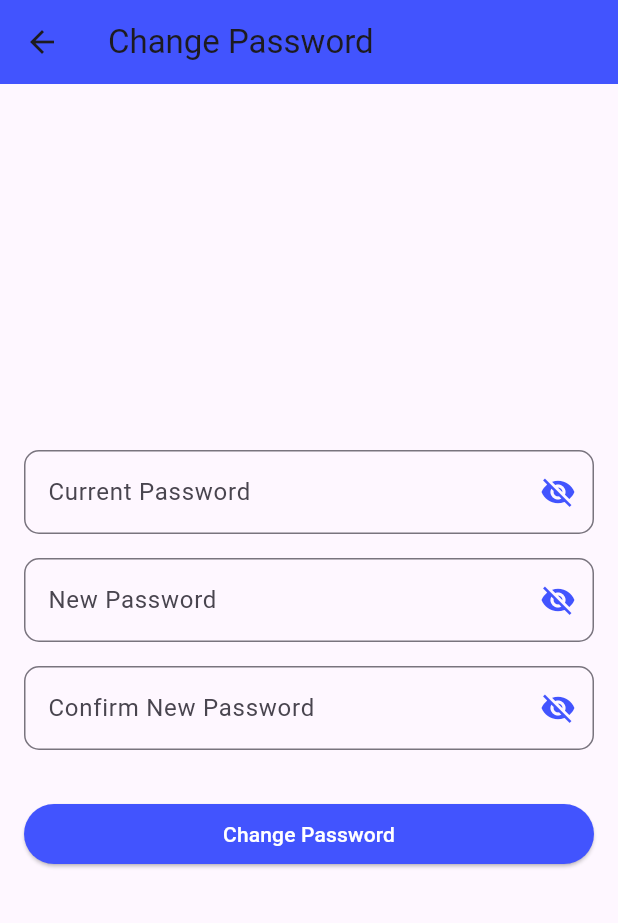
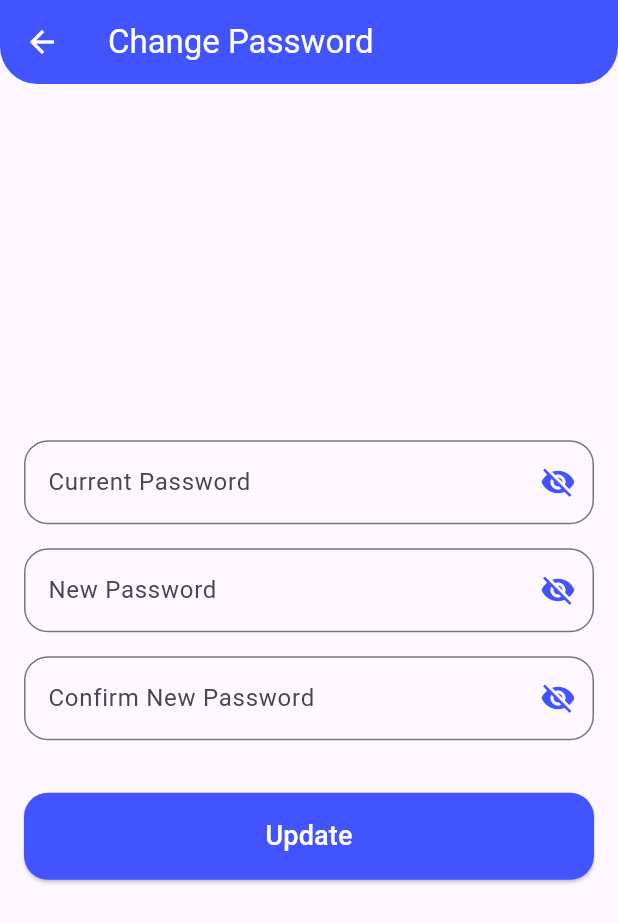
Before and after one commit to kuten2011/Learn-English-with-card, a Flutter app: the settingScreen screen opened directly, after a tap on "Change Password", on a phone screen of 412 x 824 dp. Shown: the top 923 px of the screen. Run offline on Flutter 3.47's test engine with Material 3 defaults, Android fonts, the phone set to English and light mode, and no system bars; our stand-ins replace cloud_firestore, dropdown_button2, firebase_auth, firebase_core, flutter_tts; accounts and stored records are empty; network calls fail.

Commit message:
settinginterf

```diff
--- a/lib/ui/auth_ui/changePasswordScreen.dart
+++ b/lib/ui/auth_ui/changePasswordScreen.dart
@@ -22,6 +22,13 @@ class _ChangePasswordScreenState extends State<ChangePasswordScreen> {
       appBar: AppBar(
         title: Text('Change Password'),
         backgroundColor: Color(0xFF4254FE),
+        foregroundColor: Colors.white,
+        shape: const RoundedRectangleBorder(
+          borderRadius: BorderRadius.only(
+            bottomLeft: Radius.circular(25),
+            bottomRight: Radius.circular(25),
+          ),
+        ),
       ),
       body: Padding(
         padding: const EdgeInsets.all(16.0),
@@ -35,11 +42,13 @@ class _ChangePasswordScreenState extends State<ChangePasswordScreen> {
               decoration: InputDecoration(
                 labelText: 'Current Password',
                 border: OutlineInputBorder(
-                  borderRadius: BorderRadius.circular(10.0),
+                  borderRadius: BorderRadius.circular(16.0),
                 ),
                 suffixIcon: IconButton(
                   icon: Icon(
-                    _currentPasswordVisible ? Icons.visibility : Icons.visibility_off,
+                    _currentPasswordVisible
+                        ? Icons.visibility
+                        : Icons.visibility_off,
                     color: Color(0xFF4254FE),
                   ),
                   onPressed: () {
@@ -57,11 +66,13 @@ class _ChangePasswordScreenState extends State<ChangePasswordScreen> {
               decoration: InputDecoration(
                 labelText: 'New Password',
                 border: OutlineInputBorder(
-                  borderRadius: BorderRadius.circular(10.0),
+                  borderRadius: BorderRadius.circular(16.0),
                 ),
                 suffixIcon: IconButton(
                   icon: Icon(
-                    _newPasswordVisible ? Icons.visibility : Icons.visibility_off,
+                    _newPasswordVisible
+                        ? Icons.visibility
+                        : Icons.visibility_off,
                     color: Color(0xFF4254FE),
                   ),
                   onPressed: () {
@@ -79,11 +90,13 @@ class _ChangePasswordScreenState extends State<ChangePasswordScreen> {
               decoration: InputDecoration(
                 labelText: 'Confirm New Password',
                 border: OutlineInputBorder(
-                  borderRadius: BorderRadius.circular(10.0),
+                  borderRadius: BorderRadius.circular(16.0),
                 ),
                 suffixIcon: IconButton(
                   icon: Icon(
-                    _confirmPasswordVisible ? Icons.visibility : Icons.visibility_off,
+                    _confirmPasswordVisible
+                        ? Icons.visibility
+                        : Icons.visibility_off,
                     color: Color(0xFF4254FE),
                   ),
                   onPressed: () {
@@ -94,18 +107,24 @@ class _ChangePasswordScreenState extends State<ChangePasswordScreen> {
                 ),
               ),
             ),
-            SizedBox(height: 32),
+            SizedBox(height: 35),
             ElevatedButton(
               onPressed: () {
                 changePassword();
               },
               style: ElevatedButton.styleFrom(
                 backgroundColor: Color(0xFF4254FE),
+                shape: RoundedRectangleBorder(
+                  borderRadius: BorderRadius.circular(16),
+                ),
+                padding:
+                    const EdgeInsets.symmetric(vertical: 16, horizontal: 32),
               ),
               child: Text(
-                'Change Password',
+                'Update',
                 style: TextStyle(
                   color: Colors.white,
+                  fontSize: 18,
                 ),
               ),
             ),
@@ -139,7 +158,8 @@ class _ChangePasswordScreenState extends State<ChangePasswordScreen> {
         showErrorMsg('User not found.');
       }
     } catch (e) {
-      showErrorMsg("Password change failed. Please check your current password.");
+      showErrorMsg(
+          "Password change failed. Please check your current password.");
     }
   }
 
--- a/lib/ui/folder_ui/addFolderScreen.dart
+++ b/lib/ui/folder_ui/addFolderScreen.dart
@@ -53,7 +53,7 @@ class _AddFolderScreenState extends State<AddFolderScreen> {
   Widget build(BuildContext context) {
     return Scaffold(
       appBar: AppBar(
-        shape: RoundedRectangleBorder(
+        shape: const RoundedRectangleBorder(
           borderRadius: BorderRadius.only(
             bottomLeft: Radius.circular(25),
             bottomRight: Radius.circular(25),
--- a/lib/ui/homepage_ui/homeScreen.dart
+++ b/lib/ui/homepage_ui/homeScreen.dart
@@ -50,7 +50,10 @@ class _HomeScreenState extends State<HomeScreen> {
 
     setState(() {
       terms = querySnapshot.docs
-          .map((doc) => doc.data() as Map<String, dynamic>)
+          .map((doc) => {
+                ...doc.data() as Map<String, dynamic>,
+                'id': doc.id, // Bao gồm id
+              })
           .toList();
       userTerms =
           terms.where((term) => term['userEmail'] == userEmail).toList();
--- a/lib/ui/homepage_ui/settingScreen.dart
+++ b/lib/ui/homepage_ui/settingScreen.dart
@@ -101,6 +101,19 @@ class _SettingScreenState extends State<settingScreen> {
                       color: Color(0xFF4254FE),
                     ),
                   ),
+                  Container(
+                    margin: const EdgeInsets.all(16.0),
+                    decoration: BoxDecoration(
+                      border: Border.all(color: Colors.grey[300]!),
+                      borderRadius: BorderRadius.circular(25.0),
+                    ),
+                    child: Card(
+                      shape: RoundedRectangleBorder(
+                        borderRadius: BorderRadius.circular(25.0),
+                      ),
+                      elevation: 0,
+                      child: Column(
+                        children: [
                           ListTile(
                             leading: Icon(Icons.lock, color: Color(0xFF4254FE)),
                             title: const Text('Change Password'),
@@ -108,7 +121,7 @@ class _SettingScreenState extends State<settingScreen> {
                               changePassword();
                             },
                           ),
-                  const Divider(),
+                          buildDividerWithPadding(),
                           ListTile(
                             leading: Icon(Icons.download_rounded, color: Color(0xFF4254FE)),
                             title: const Text('Download Courses for Offline'),
@@ -119,7 +132,7 @@ class _SettingScreenState extends State<settingScreen> {
                               // Navigate to offline learning screen
                             },
                           ),
-                  const Divider(),
+                          buildDividerWithPadding(),
                           ListTile(
                             leading: Icon(Icons.storage, color: Color(0xFF4254FE)),
                             title: const Text('Manage Storage'),
@@ -127,27 +140,33 @@ class _SettingScreenState extends State<settingScreen> {
                               // Navigate to storage management screen
                             },
                           ),
-                  const Divider(),
+                          buildDividerWithPadding(),
                           SwitchListTile(
                             activeColor: Color(0xFF4254FE),
                             contentPadding: const EdgeInsets.all(8.0),
-                    title: const Text('Push Notifications'),
+                            title: Padding(
+                              padding: const EdgeInsets.only(left: 10.0),
+                              child: const Text('Push Notifications'),
+                            ),
                             value: false,
                             onChanged: (bool value) {
                               // Handle push notification toggle
                             },
                           ),
-                  const Divider(),
+                          buildDividerWithPadding(),
                           SwitchListTile(
                             activeColor: Color(0xFF4254FE),
                             contentPadding: const EdgeInsets.all(8.0),
-                    title: const Text('Sound Effects'),
+                            title: Padding(
+                              padding: const EdgeInsets.only(left: 10.0),
+                              child: const Text('Sound Effects'),
+                            ),
                             value: true,
                             onChanged: (bool value) {
                               // Handle sound effects toggle
                             },
                           ),
-                  const Divider(),
+                          buildDividerWithPadding(),
                           ListTile(
                             leading: Icon(Icons.logout, color: Colors.redAccent),
                             title: const Text('Logout'),
@@ -158,6 +177,19 @@ class _SettingScreenState extends State<settingScreen> {
                         ],
                       ),
                     ),
+                  ),
+                ],
+              ),
+            ),
+    );
+  }
+
+  Widget buildDividerWithPadding() {
+    return Row(
+      children: [
+        SizedBox(width: 55), // adjust the width as needed
+        Expanded(child: Divider()),
+      ],
     );
   }
 
```
Lines whose indentation alone changed are shown as unchanged.
